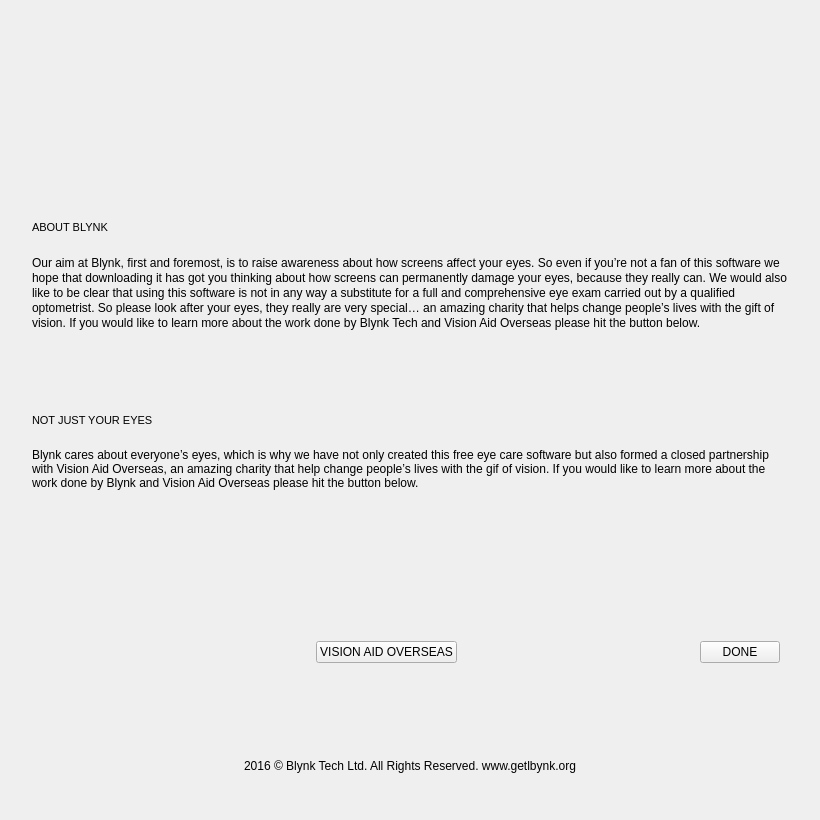
The window that blynk/aboutwindow.ui (flegall2014/Blynk) describes before a commit, drawn with Qt 5.
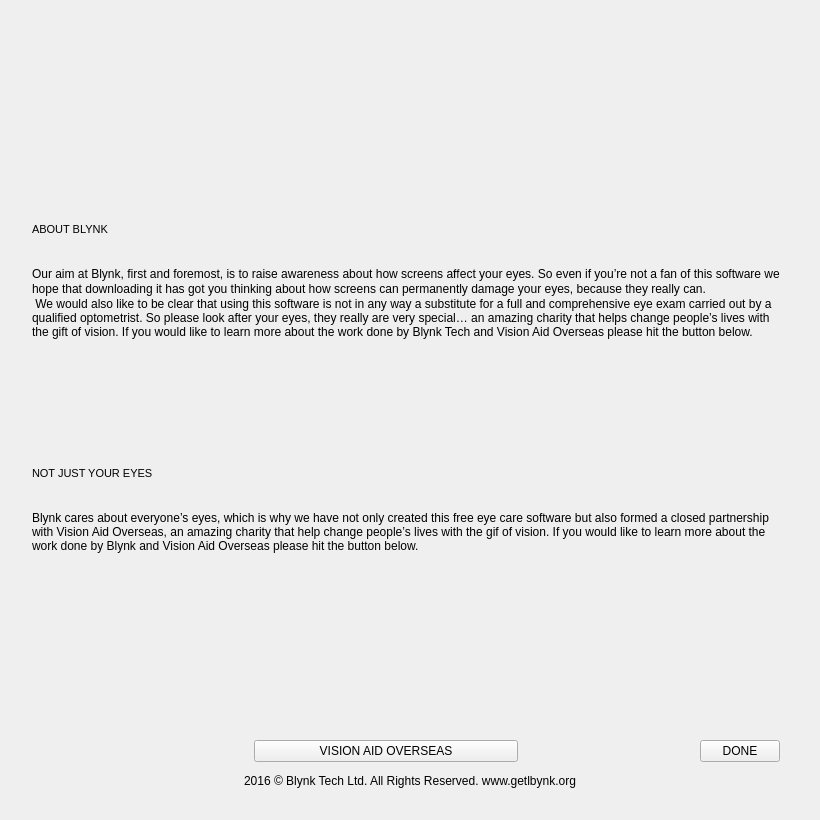
The same window after the commit. Icons and pictures are not drawn. Custom widgets are drawn as their Qt base class.

What changed in the file:
```diff
--- a/blynk/aboutwindow.ui
+++ b/blynk/aboutwindow.ui
@@ -41,50 +41,28 @@
    <property name="horizontalSpacing">
     <number>32</number>
    </property>
-   <item row="4" column="0">
-    <widget class="QLabel" name="wNotJustYourEyesLabel">
-     <property name="font">
-      <font>
-       <family>MS Shell Dlg 2</family>
-       <pointsize>8</pointsize>
-       <weight>50</weight>
-       <bold>false</bold>
-      </font>
+   <item row="5" column="0">
+    <widget class="QLabel" name="wNotJustYourEyesText">
+     <property name="sizePolicy">
+      <sizepolicy hsizetype="Preferred" vsizetype="Fixed">
+       <horstretch>0</horstretch>
+       <verstretch>0</verstretch>
+      </sizepolicy>
      </property>
-     <property name="text">
-      <string>NOT JUST YOUR EYES</string>
-     </property>
-     <property name="margin">
-      <number>8</number>
-     </property>
-    </widget>
-   </item>
-   <item row="10" column="0">
-    <widget class="QLabel" name="wCopyRightLabel">
-     <property name="text">
-      <string>2016 © Blynk Tech Ltd. All Rights Reserved. www.getlbynk.org</string>
-     </property>
-     <property name="alignment">
-      <set>Qt::AlignCenter</set>
-     </property>
-    </widget>
-   </item>
-   <item row="3" column="0">
-    <widget class="QLabel" name="wAboutBlynkText">
      <property name="minimumSize">
       <size>
        <width>0</width>
-       <height>136</height>
+       <height>116</height>
       </size>
      </property>
      <property name="maximumSize">
       <size>
        <width>16777215</width>
-       <height>136</height>
+       <height>116</height>
       </size>
      </property>
      <property name="text">
-      <string>Our aim at Blynk, ﬁrst and foremost, is to raise awareness about how screens aﬀect your eyes. So even if you’re not a fan of this software we hope that downloading it has got you thinking about how screens can permanently damage your eyes, because they really can. We would also like to be clear that using this software is not in any way a substitute for a full and comprehensive eye exam carried out by a qualiﬁed optometrist. So please look after your eyes, they really are very special… an amazing charity that helps change people’s lives with the gift of vision. If you would like to learn more about the work done by Blynk Tech and Vision Aid Overseas please hit the button below.
+      <string>Blynk cares about everyone’s eyes, which is why we have not only created this free eye care software but also formed a closed partnership with Vision Aid Overseas, an amazing charity that help change people’s lives with the gif of vision. If you would like to learn more about the work done by Blynk and Vision Aid Overseas please hit the button below.
 </string>
      </property>
      <property name="alignment">
@@ -98,52 +76,7 @@
      </property>
     </widget>
    </item>
-   <item row="0" column="0">
-    <layout class="QVBoxLayout" name="verticalLayout_9">
-     <item>
-      <layout class="QHBoxLayout" name="horizontalLayout_16">
-       <item>
-        <widget class="ImageWidget" name="wLogoArea" native="true">
-         <property name="minimumSize">
-          <size>
-           <width>700</width>
-           <height>128</height>
-          </size>
-         </property>
-         <property name="maximumSize">
-          <size>
-           <width>700</width>
-           <height>128</height>
-          </size>
-         </property>
-         <property name="styleSheet">
-          <string notr="true"/>
-         </property>
-        </widget>
-       </item>
-      </layout>
-     </item>
-    </layout>
-   </item>
-   <item row="2" column="0">
-    <widget class="QLabel" name="wAboutBlynkLabel">
-     <property name="font">
-      <font>
-       <family>MS Shell Dlg 2</family>
-       <pointsize>8</pointsize>
-       <weight>50</weight>
-       <bold>false</bold>
-      </font>
-     </property>
-     <property name="text">
-      <string>ABOUT BLYNK</string>
-     </property>
-     <property name="margin">
-      <number>8</number>
-     </property>
-    </widget>
-   </item>
-   <item row="7" column="0">
+   <item row="9" column="0">
     <layout class="QHBoxLayout" name="horizontalLayout">
      <item>
       <widget class="QPushButton" name="wFaceBookButton">
@@ -180,15 +113,21 @@
      </item>
      <item>
       <widget class="QPushButton" name="wVisionAidOverseasButton">
+       <property name="sizePolicy">
+        <sizepolicy hsizetype="Expanding" vsizetype="Fixed">
+         <horstretch>0</horstretch>
+         <verstretch>0</verstretch>
+        </sizepolicy>
+       </property>
        <property name="minimumSize">
         <size>
-         <width>0</width>
+         <width>264</width>
          <height>0</height>
         </size>
        </property>
        <property name="maximumSize">
         <size>
-         <width>16777215</width>
+         <width>264</width>
          <height>16777215</height>
         </size>
        </property>
@@ -241,22 +180,99 @@
      </item>
     </layout>
    </item>
-   <item row="5" column="0">
-    <widget class="QLabel" name="wNotJustYourEyesText">
+   <item row="2" column="0">
+    <widget class="QLabel" name="wAboutBlynkLabel">
      <property name="minimumSize">
       <size>
        <width>0</width>
-       <height>136</height>
+       <height>64</height>
       </size>
      </property>
      <property name="maximumSize">
       <size>
        <width>16777215</width>
-       <height>136</height>
+       <height>64</height>
       </size>
      </property>
+     <property name="font">
+      <font>
+       <family>MS Shell Dlg 2</family>
+       <pointsize>8</pointsize>
+       <weight>50</weight>
+       <bold>false</bold>
+      </font>
+     </property>
      <property name="text">
-      <string>Blynk cares about everyone’s eyes, which is why we have not only created this free eye care software but also formed a closed partnership with Vision Aid Overseas, an amazing charity that help change people’s lives with the gif of vision. If you would like to learn more about the work done by Blynk and Vision Aid Overseas please hit the button below.
+      <string>ABOUT BLYNK</string>
+     </property>
+     <property name="margin">
+      <number>20</number>
+     </property>
+    </widget>
+   </item>
+   <item row="4" column="0">
+    <widget class="QLabel" name="wNotJustYourEyesLabel">
+     <property name="minimumSize">
+      <size>
+       <width>0</width>
+       <height>64</height>
+      </size>
+     </property>
+     <property name="maximumSize">
+      <size>
+       <width>16777215</width>
+       <height>64</height>
+      </size>
+     </property>
+     <property name="font">
+      <font>
+       <family>MS Shell Dlg 2</family>
+       <pointsize>8</pointsize>
+       <weight>50</weight>
+       <bold>false</bold>
+      </font>
+     </property>
+     <property name="text">
+      <string>NOT JUST YOUR EYES</string>
+     </property>
+     <property name="margin">
+      <number>20</number>
+     </property>
+    </widget>
+   </item>
+   <item row="11" column="0">
+    <widget class="QLabel" name="wCopyRightLabel">
+     <property name="text">
+      <string>2016 © Blynk Tech Ltd. All Rights Reserved. www.getlbynk.org</string>
+     </property>
+     <property name="alignment">
+      <set>Qt::AlignCenter</set>
+     </property>
+    </widget>
+   </item>
+   <item row="3" column="0">
+    <widget class="QLabel" name="wAboutBlynkText">
+     <property name="sizePolicy">
+      <sizepolicy hsizetype="Preferred" vsizetype="Expanding">
+       <horstretch>0</horstretch>
+       <verstretch>0</verstretch>
+      </sizepolicy>
+     </property>
+     <property name="minimumSize">
+      <size>
+       <width>0</width>
+       <height>168</height>
+      </size>
+     </property>
+     <property name="maximumSize">
+      <size>
+       <width>16777215</width>
+       <height>168</height>
+      </size>
+     </property>
+     <property name="text">
+      <string>Our aim at Blynk, ﬁrst and foremost, is to raise awareness about how screens aﬀect your eyes. So even if you’re not a fan of this software we hope that downloading it has got you thinking about how screens can permanently damage your eyes, because they really can.
+ We would also like to be clear that using this software is not in any way a substitute for a full and comprehensive eye exam carried out by a qualiﬁed optometrist. So please look after your eyes, they really are very special… an amazing charity that helps change people’s lives with the gift of vision. If you would like to learn more about the work done by Blynk Tech and Vision Aid Overseas please hit the button below.
 </string>
      </property>
      <property name="alignment">
@@ -270,51 +286,91 @@
      </property>
     </widget>
    </item>
-   <item row="8" column="0">
+   <item row="0" column="0">
+    <layout class="QVBoxLayout" name="verticalLayout_9">
+     <item>
+      <layout class="QHBoxLayout" name="horizontalLayout_16">
+       <item>
+        <widget class="ImageWidget" name="wLogoArea" native="true">
+         <property name="minimumSize">
+          <size>
+           <width>700</width>
+           <height>120</height>
+          </size>
+         </property>
+         <property name="maximumSize">
+          <size>
+           <width>700</width>
+           <height>120</height>
+          </size>
+         </property>
+         <property name="styleSheet">
+          <string notr="true"/>
+         </property>
+        </widget>
+       </item>
+      </layout>
+     </item>
+    </layout>
+   </item>
+   <item row="10" column="0">
+    <widget class="QWidget" name="wSeparator1" native="true">
+     <property name="maximumSize">
+      <size>
+       <width>16777215</width>
+       <height>1</height>
+      </size>
+     </property>
+    </widget>
+   </item>
+   <item row="7" column="0">
+    <widget class="QWidget" name="wSeparator2" native="true">
+     <property name="minimumSize">
+      <size>
+       <width>0</width>
+       <height>1</height>
+      </size>
+     </property>
+     <property name="maximumSize">
+      <size>
+       <width>16777215</width>
+       <height>1</height>
+      </size>
+     </property>
+    </widget>
+   </item>
+   <item row="1" column="0">
+    <widget class="QWidget" name="wSeparator3" native="true">
+     <property name="minimumSize">
+      <size>
+       <width>0</width>
+       <height>1</height>
+      </size>
+     </property>
+     <property name="maximumSize">
+      <size>
+       <width>16777215</width>
+       <height>1</height>
+      </size>
+     </property>
+    </widget>
+   </item>
+   <item row="6" column="0">
     <spacer name="verticalSpacer">
      <property name="orientation">
       <enum>Qt::Vertical</enum>
      </property>
      <property name="sizeType">
-      <enum>QSizePolicy::Fixed</enum>
+      <enum>QSizePolicy::Expanding</enum>
      </property>
      <property name="sizeHint" stdset="0">
       <size>
        <width>20</width>
-       <height>24</height>
+       <height>32</height>
       </size>
      </property>
     </spacer>
    </item>
-   <item row="6" column="0">
-    <widget class="QWidget" name="wSeparator2" native="true">
-     <property name="minimumSize">
-      <size>
-       <width>0</width>
-       <height>1</height>
-      </size>
-     </property>
-    </widget>
-   </item>
-   <item row="9" column="0">
-    <widget class="QWidget" name="wSeparator1" native="true"/>
-   </item>
-   <item row="1" column="0">
-    <widget class="QWidget" name="wSeparator3" native="true">
-     <property name="minimumSize">
-      <size>
-       <width>0</width>
-       <height>1</height>
-      </size>
-     </property>
-     <property name="maximumSize">
-      <size>
-       <width>16777215</width>
-       <height>1</height>
-      </size>
-     </property>
-    </widget>
-   </item>
   </layout>
  </widget>
  <customwidgets>
```
